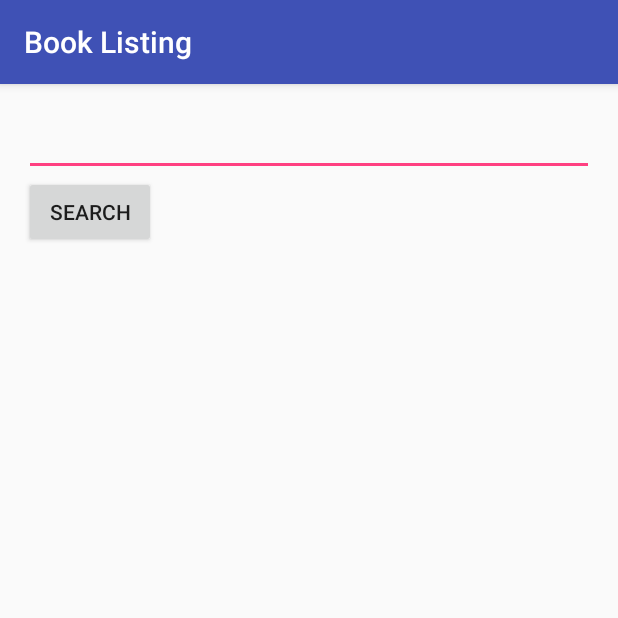
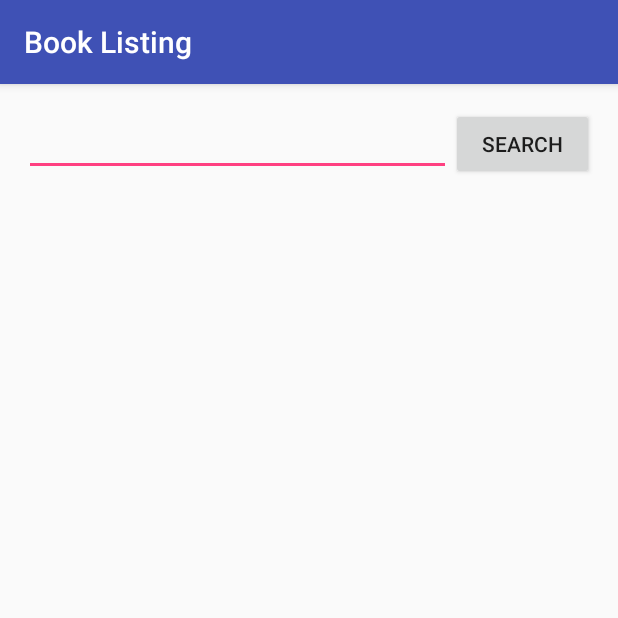
Before and after one commit to mvnshrikanth/BookApp, an Android app: the screen it shows after launch (MainActivity), on a phone screen of 412 x 824 dp, the top half of it. Run offline under Robolectric (Android 15) with nearby library versions, the light colour scheme and no system bars.

Commit message:
App completed

```diff
--- a/app/build.gradle
+++ b/app/build.gradle
@@ -25,5 +25,6 @@ dependencies {
         exclude group: 'com.android.support', module: 'support-annotations'
     })
     compile 'com.android.support:appcompat-v7:25.1.0'
+    compile 'com.squareup.picasso:picasso:2.5.2'
     testCompile 'junit:junit:4.12'
 }
--- a/app/src/main/res/layout/activity_main.xml
+++ b/app/src/main/res/layout/activity_main.xml
@@ -11,15 +11,28 @@
     android:paddingTop="@dimen/activity_vertical_margin"
     tools:context="com.android.sunny.booklisting.MainActivity">
 
-    <EditText
-        android:id="@+id/search_editText_view"
+    <LinearLayout
+        android:layout_width="match_parent"
+        android:layout_height="wrap_content"
+        android:orientation="horizontal">
+
+        <EditText
+            android:id="@+id/search_editText_view"
+            android:layout_width="0dp"
+            android:layout_height="wrap_content"
+            android:layout_weight="3" />
+
+        <Button
+            android:id="@+id/search_button"
+            android:layout_width="0dp"
+            android:layout_height="wrap_content"
+            android:layout_weight="1"
+            android:text="Search" />
+
+    </LinearLayout>
+
+    <ListView
+        android:id="@+id/list_view"
         android:layout_width="match_parent"
         android:layout_height="wrap_content" />
-
-    <Button
-        android:id="@+id/search_button"
-        android:layout_width="wrap_content"
-        android:layout_height="wrap_content"
-        android:text="search" />
-
 </LinearLayout>
```
Also changed, not shown: app/src/main/java/com/android/sunny/booklisting/Books.java (+9 -30 lines), app/src/main/java/com/android/sunny/booklisting/BooksAdapter.java (+54 -5 lines), app/src/main/java/com/android/sunny/booklisting/MainActivity.java (+30 -18 lines), app/src/main/res/layout/list_item.xml (+5 -8 lines), app/src/main/ic_launcher-web.png (added), app/src/main/res/drawable/sample_image.png (deleted), app/src/main/res/mipmap-hdpi/ic_launcher.png, app/src/main/res/mipmap-mdpi/ic_launcher.png, app/src/main/res/mipmap-xhdpi/ic_launcher.png, app/src/main/res/mipmap-xxhdpi/ic_launcher.png, app/src/main/res/mipmap-xxxhdpi/ic_launcher.png.
